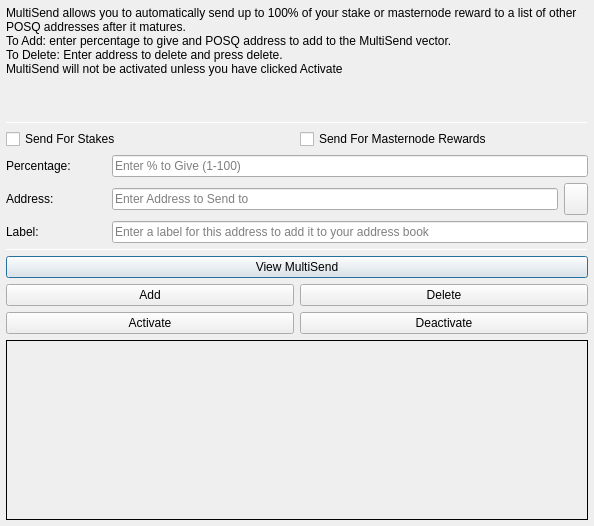
Old version of the form src/qt/forms/multisenddialog.ui in the repository Test-Coin/posq.
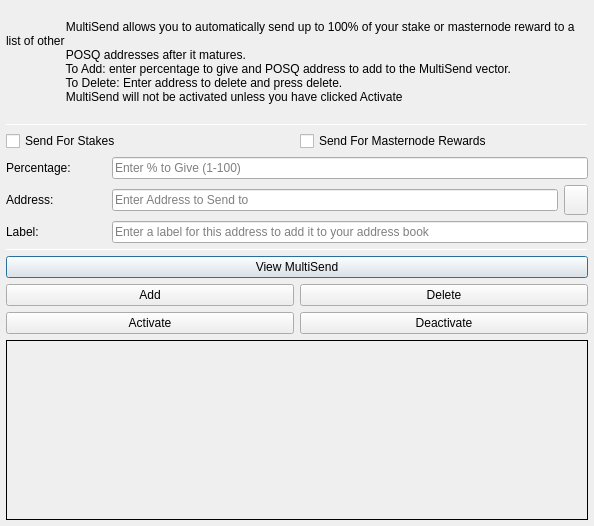
New version of the form. Icons and pictures are not drawn.

The edit to the form file:
```diff
--- a/src/qt/forms/multisenddialog.ui
+++ b/src/qt/forms/multisenddialog.ui
@@ -37,10 +37,13 @@
         <number>1</number>
        </property>
        <property name="text">
-        <string>MultiSend allows you to automatically send up to 100% of your stake or masternode reward to a list of other POSQ addresses after it matures.
-To Add: enter percentage to give and POSQ address to add to the MultiSend vector.
-To Delete: Enter address to delete and press delete.
-MultiSend will not be activated unless you have clicked Activate</string>
+        <string>
+                  MultiSend allows you to automatically send up to 100% of your stake or masternode reward to a list of other 
+                  POSQ addresses after it matures.
+                  To Add: enter percentage to give and POSQ address to add to the MultiSend vector.
+                  To Delete: Enter address to delete and press delete.
+                  MultiSend will not be activated unless you have clicked Activate
+                </string>
        </property>
        <property name="alignment">
         <set>Qt::AlignLeading|Qt::AlignLeft|Qt::AlignTop</set>
```
